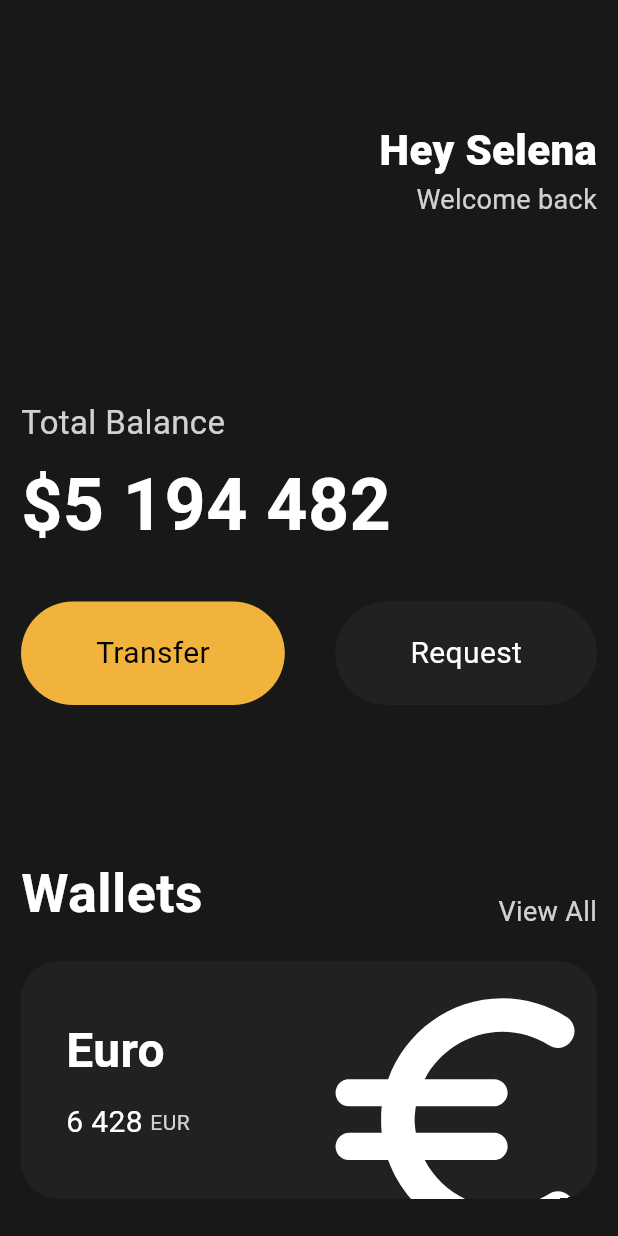
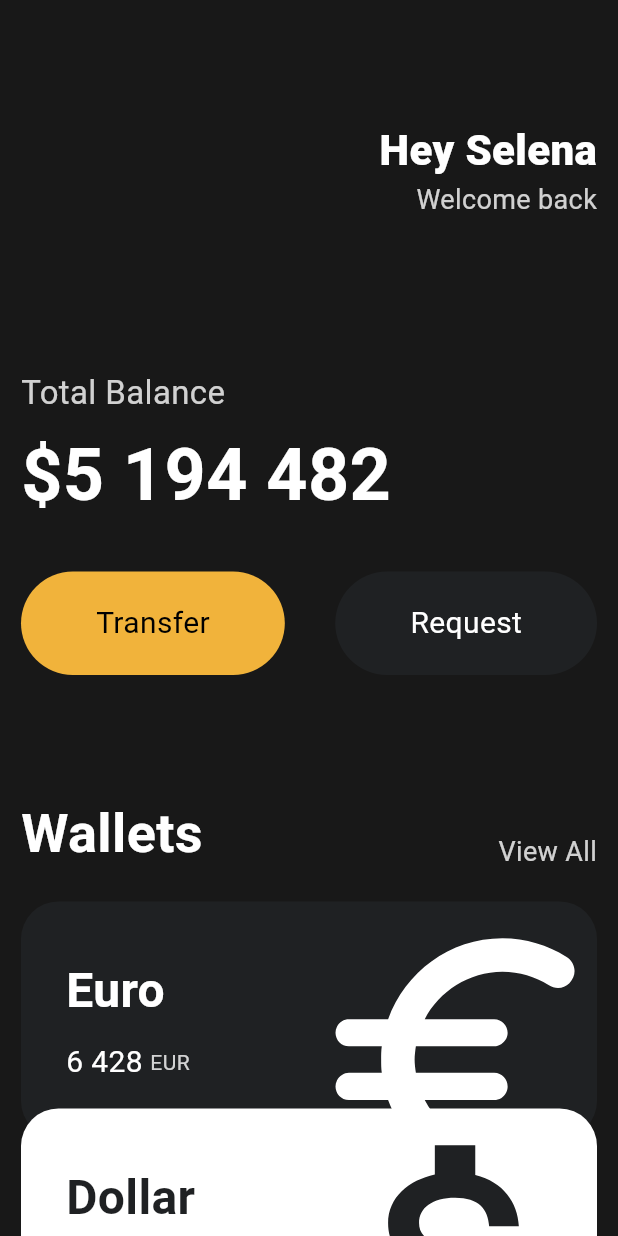
Before and after one commit to Eunhui/nomadcoders_flutter_webtoon, a Flutter app: the screen it shows after launch, on a phone screen of 412 x 824 dp. Run offline on Flutter 3.47's test engine with Material 3 defaults, Android fonts, the phone set to English and light mode, and no system bars.

Commit message:
card module

```diff
--- a/lib/main.dart
+++ b/lib/main.dart
@@ -1,5 +1,6 @@
 import 'package:flutter/material.dart';
 import 'package:toonflix/widgets/button.dart';
+import 'package:toonflix/widgets/currency_card.dart';
 
 void main() {
   runApp(const App());
@@ -14,7 +15,8 @@
     return MaterialApp(
       home: Scaffold(
         backgroundColor: const Color(0xFF181818),
-        body: Padding(
+        body: SingleChildScrollView(
+          child: Padding(
             padding: const EdgeInsets.symmetric(
               horizontal: 14,
             ),
@@ -50,7 +52,7 @@
                   ],
                 ),
                 const SizedBox(
-                height: 120,
+                  height: 100,
                 ),
                 Text(
                   'Total Balance',
@@ -89,7 +91,7 @@
                   ],
                 ),
                 const SizedBox(
-                height: 100,
+                  height: 80,
                 ),
                 Row(
                   mainAxisAlignment: MainAxisAlignment.spaceBetween,
@@ -115,70 +117,37 @@
                 const SizedBox(
                   height: 20,
                 ),
-              Container(
-                // CARD
-                clipBehavior: Clip.hardEdge,
-                decoration: BoxDecoration(
-                  color: const Color(0xFF1F2123),
-                  borderRadius: BorderRadius.circular(25),
+                const CurrencyCard(
+                  name: 'Euro',
+                  code: 'EUR',
+                  amount: '6 428',
+                  icon: Icons.euro_rounded,
+                  isInverted: false,
                 ),
-                child: Padding(
-                  padding: const EdgeInsets.all(30),
-                  child: Row(
-                    mainAxisAlignment: MainAxisAlignment.spaceBetween,
-                    children: [
-                      Column(
-                        crossAxisAlignment: CrossAxisAlignment.start,
-                        children: [
-                          const Text(
-                            'Euro',
-                            style: TextStyle(
-                              color: Colors.white,
-                              fontSize: 32,
-                              fontWeight: FontWeight.w600,
+                Transform.translate(
+                  offset: const Offset(0, -20),
+                  child: const CurrencyCard(
+                    name: 'Dollar',
+                    code: 'USD',
+                    amount: '55 632',
+                    icon: Icons.attach_money,
+                    isInverted: true,
                   ),
                 ),
-                          const SizedBox(
-                            height: 10,
-                          ),
-                          Row(
-                            children: [
-                              const Text(
-                                '6 428',
-                                style: TextStyle(
-                                  color: Colors.white,
-                                  fontSize: 20,
-                                ),
-                              ),
-                              const SizedBox(width: 5),
-                              Text(
-                                'EUR',
-                                style: TextStyle(
-                                  color: Colors.white.withOpacity(0.8),
-                                ),
-                              ),
-                            ],
-                          )
-                        ],
-                      ),
-                      Transform.scale(
-                        scale: 2.2,
-                        child: Transform.translate(
-                          offset: const Offset(-5, 12),
-                          child: const Icon(
-                            Icons.euro_rounded,
-                            color: Colors.white,
-                            size: 98,
-                          ),
+                Transform.translate(
+                  offset: const Offset(0, -40),
+                  child: const CurrencyCard(
+                    name: 'Bitcoin',
+                    code: 'BTC',
+                    amount: '6 428',
+                    icon: Icons.currency_bitcoin,
+                    isInverted: false,
                   ),
                 ),
               ],
             ),
           ),
         ),
-            ],
-          ),
-        ),
       ),
     );
   }
--- /dev/null
+++ b/lib/widgets/currency_card.dart
@@ -0,0 +1,83 @@
+import 'package:flutter/material.dart';
+
+class CurrencyCard extends StatelessWidget {
+  final String name, code, amount;
+  final IconData icon;
+  final bool isInverted;
+  final _blackColor = const Color(0xFF1F2123);
+  const CurrencyCard({
+    super.key,
+    required this.name,
+    required this.code,
+    required this.amount,
+    required this.icon,
+    required this.isInverted,
+  });
+
+  @override
+  Widget build(BuildContext context) {
+    return Container(
+      // CARD
+      clipBehavior: Clip.hardEdge, // cut anything overflows
+      decoration: BoxDecoration(
+        color: isInverted ? Colors.white : _blackColor,
+        borderRadius: BorderRadius.circular(25),
+      ),
+      child: Padding(
+        padding: const EdgeInsets.all(30),
+        child: Row(
+          mainAxisAlignment: MainAxisAlignment.spaceBetween,
+          children: [
+            Column(
+              crossAxisAlignment: CrossAxisAlignment.start,
+              children: [
+                Text(
+                  name,
+                  style: TextStyle(
+                    color: isInverted ? _blackColor : Colors.white,
+                    fontSize: 32,
+                    fontWeight: FontWeight.w600,
+                  ),
+                ),
+                const SizedBox(
+                  height: 10,
+                ),
+                Row(
+                  children: [
+                    Text(
+                      amount,
+                      style: TextStyle(
+                        color: isInverted ? _blackColor : Colors.white,
+                        fontSize: 20,
+                      ),
+                    ),
+                    const SizedBox(width: 5),
+                    Text(
+                      code,
+                      style: TextStyle(
+                        color: isInverted
+                            ? _blackColor.withOpacity(0.8)
+                            : Colors.white.withOpacity(0.8),
+                      ),
+                    ),
+                  ],
+                )
+              ],
+            ),
+            Transform.scale(
+              scale: 2.2,
+              child: Transform.translate(
+                offset: const Offset(-5, 12),
+                child: Icon(
+                  icon,
+                  color: isInverted ? _blackColor : Colors.white,
+                  size: 98,
+                ),
+              ),
+            ),
+          ],
+        ),
+      ),
+    );
+  }
+}
```
Lines whose indentation alone changed are shown as unchanged.
